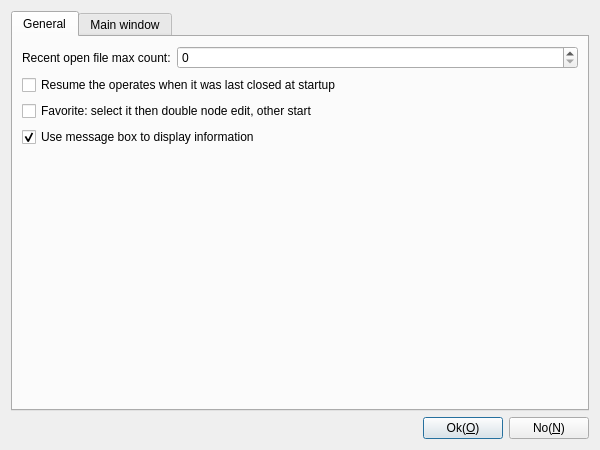
The window that App/Client/ParameterDlgSettings.ui (KangLin/RabbitRemoteControl) describes before a commit, drawn with Qt 5.
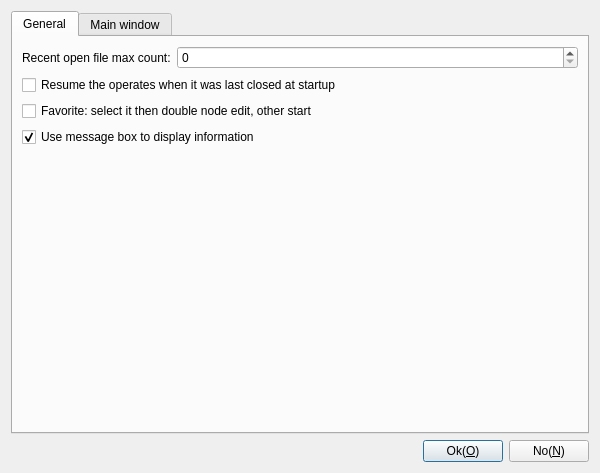
The same window after the commit. Icons and pictures are not drawn.

```diff
--- a/App/Client/ParameterDlgSettings.ui
+++ b/App/Client/ParameterDlgSettings.ui
@@ -7,7 +7,7 @@
     <x>0</x>
     <y>0</y>
     <width>600</width>
-    <height>450</height>
+    <height>473</height>
    </rect>
   </property>
   <property name="windowTitle">
@@ -114,7 +114,7 @@
          <property name="sizeHint" stdset="0">
           <size>
            <width>20</width>
-           <height>40</height>
+           <height>0</height>
           </size>
          </property>
         </spacer>
```
Left out of the diff: 2 changed lines with no effect on the pictures.
